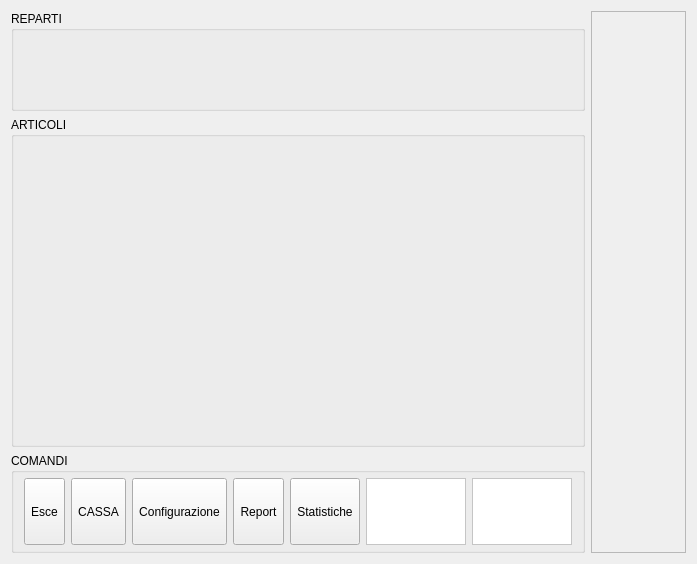
First picture: the form in src/mainwindow.ui, repository mtonin/gestcassa, before the edit.
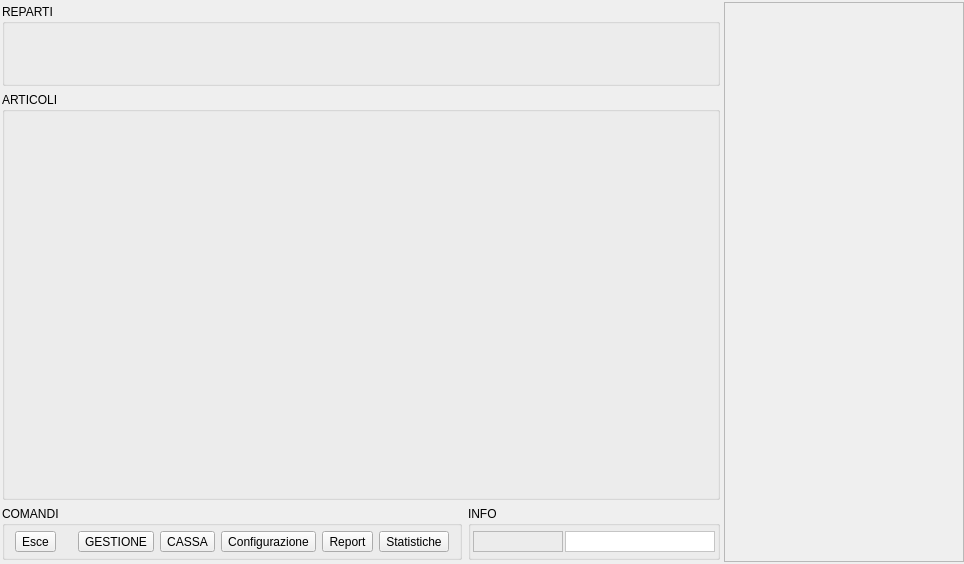
Second picture: the form after the edit. Icons and pictures are not drawn.

Commit message: - correzione size policy

What changed in the file:
```diff
--- a/src/mainwindow.ui
+++ b/src/mainwindow.ui
@@ -9,7 +9,7 @@
    <rect>
     <x>0</x>
     <y>0</y>
-    <width>697</width>
+    <width>964</width>
     <height>564</height>
    </rect>
   </property>
@@ -36,12 +36,27 @@
      <verstretch>0</verstretch>
     </sizepolicy>
    </property>
-   <layout class="QHBoxLayout" name="horizontalLayout_2">
+   <layout class="QHBoxLayout" name="horizontalLayout_2" stretch="3,1">
+    <property name="spacing">
+     <number>2</number>
+    </property>
+    <property name="leftMargin">
+     <number>0</number>
+    </property>
+    <property name="topMargin">
+     <number>2</number>
+    </property>
+    <property name="rightMargin">
+     <number>0</number>
+    </property>
+    <property name="bottomMargin">
+     <number>2</number>
+    </property>
     <item>
      <widget class="QFrame" name="workAreaFrame">
       <property name="sizePolicy">
        <sizepolicy hsizetype="Preferred" vsizetype="Preferred">
-        <horstretch>3</horstretch>
+        <horstretch>0</horstretch>
         <verstretch>0</verstretch>
        </sizepolicy>
       </property>
@@ -53,7 +68,7 @@
       </property>
       <layout class="QVBoxLayout" name="verticalLayout">
        <property name="margin">
-        <number>0</number>
+        <number>2</number>
        </property>
        <item>
         <widget class="QGroupBox" name="repartiGroupBox">
@@ -82,6 +97,12 @@
        </item>
        <item>
         <widget class="QGroupBox" name="groupBox_2">
+         <property name="sizePolicy">
+          <sizepolicy hsizetype="Preferred" vsizetype="Preferred">
+           <horstretch>0</horstretch>
+           <verstretch>5</verstretch>
+          </sizepolicy>
+         </property>
          <property name="styleSheet">
           <string notr="true"/>
          </property>
@@ -124,6 +145,8 @@
         </widget>
        </item>
        <item>
+        <layout class="QHBoxLayout" name="horizontalLayout_5" stretch="3,1">
+         <item>
         <widget class="QGroupBox" name="comandiBox">
          <property name="sizePolicy">
           <sizepolicy hsizetype="Preferred" vsizetype="Preferred">
@@ -140,7 +163,7 @@
          <property name="title">
           <string>COMANDI</string>
          </property>
-         <layout class="QGridLayout" name="gridLayout">
+           <layout class="QHBoxLayout" name="horizontalLayout">
           <property name="leftMargin">
            <number>10</number>
           </property>
@@ -153,7 +176,42 @@
           <property name="bottomMargin">
            <number>5</number>
           </property>
-          <item row="0" column="6">
+            <item>
+             <widget class="QToolButton" name="closeBtn">
+              <property name="sizePolicy">
+               <sizepolicy hsizetype="Expanding" vsizetype="Expanding">
+                <horstretch>0</horstretch>
+                <verstretch>0</verstretch>
+               </sizepolicy>
+              </property>
+              <property name="maximumSize">
+               <size>
+                <width>100</width>
+                <height>100</height>
+               </size>
+              </property>
+              <property name="text">
+               <string>Esce</string>
+              </property>
+              <property name="icon">
+               <iconset resource="risorse.qrc">
+                <normaloff>:/GestCassa/spegne</normaloff>:/GestCassa/spegne</iconset>
+              </property>
+              <property name="iconSize">
+               <size>
+                <width>48</width>
+                <height>48</height>
+               </size>
+              </property>
+              <property name="autoExclusive">
+               <bool>false</bool>
+              </property>
+              <property name="toolButtonStyle">
+               <enum>Qt::ToolButtonTextUnderIcon</enum>
+              </property>
+             </widget>
+            </item>
+            <item>
            <spacer name="horizontalSpacer">
             <property name="orientation">
              <enum>Qt::Horizontal</enum>
@@ -166,38 +224,77 @@
             </property>
            </spacer>
           </item>
-          <item row="0" column="8">
-           <widget class="QFrame" name="infoFrame">
+            <item>
+             <widget class="QToolButton" name="gestioneBtn">
+              <property name="enabled">
+               <bool>true</bool>
+              </property>
             <property name="sizePolicy">
-             <sizepolicy hsizetype="Preferred" vsizetype="Preferred">
+               <sizepolicy hsizetype="Expanding" vsizetype="Expanding">
               <horstretch>0</horstretch>
               <verstretch>0</verstretch>
              </sizepolicy>
             </property>
-            <property name="minimumSize">
+              <property name="maximumSize">
              <size>
               <width>100</width>
-              <height>0</height>
-             </size>
-            </property>
+                <height>100</height>
+               </size>
+              </property>
+              <property name="text">
+               <string>GESTIONE</string>
+              </property>
+              <property name="icon">
+               <iconset resource="risorse.qrc">
+                <normaloff>:/GestCassa/gestione</normaloff>:/GestCassa/gestione</iconset>
+              </property>
+              <property name="iconSize">
+               <size>
+                <width>48</width>
+                <height>48</height>
+               </size>
+              </property>
+              <property name="toolButtonStyle">
+               <enum>Qt::ToolButtonTextUnderIcon</enum>
+              </property>
+             </widget>
+            </item>
+            <item>
+             <widget class="QToolButton" name="cassaBtn">
+              <property name="enabled">
+               <bool>true</bool>
+              </property>
+              <property name="sizePolicy">
+               <sizepolicy hsizetype="Expanding" vsizetype="Expanding">
+                <horstretch>0</horstretch>
+                <verstretch>0</verstretch>
+               </sizepolicy>
+              </property>
             <property name="maximumSize">
              <size>
-              <width>500</width>
-              <height>16777215</height>
-             </size>
-            </property>
-            <property name="styleSheet">
-             <string notr="true">background-color: rgb(255, 255, 255);</string>
-            </property>
-            <property name="frameShape">
-             <enum>QFrame::StyledPanel</enum>
-            </property>
-            <property name="frameShadow">
-             <enum>QFrame::Plain</enum>
-            </property>
-           </widget>
-          </item>
-          <item row="0" column="3">
+                <width>100</width>
+                <height>100</height>
+               </size>
+              </property>
+              <property name="text">
+               <string>CASSA</string>
+              </property>
+              <property name="icon">
+               <iconset resource="risorse.qrc">
+                <normaloff>:/GestCassa/cassa</normaloff>:/GestCassa/cassa</iconset>
+              </property>
+              <property name="iconSize">
+               <size>
+                <width>48</width>
+                <height>48</height>
+               </size>
+              </property>
+              <property name="toolButtonStyle">
+               <enum>Qt::ToolButtonTextUnderIcon</enum>
+              </property>
+             </widget>
+            </item>
+            <item>
            <widget class="QToolButton" name="configurazioneBtn">
             <property name="sizePolicy">
              <sizepolicy hsizetype="Expanding" vsizetype="Expanding">
@@ -232,118 +329,7 @@
             </property>
            </widget>
           </item>
-          <item row="0" column="7">
-           <widget class="QFrame" name="clockFrame">
-            <property name="sizePolicy">
-             <sizepolicy hsizetype="Preferred" vsizetype="Preferred">
-              <horstretch>0</horstretch>
-              <verstretch>0</verstretch>
-             </sizepolicy>
-            </property>
-            <property name="minimumSize">
-             <size>
-              <width>100</width>
-              <height>0</height>
-             </size>
-            </property>
-            <property name="maximumSize">
-             <size>
-              <width>500</width>
-              <height>16777215</height>
-             </size>
-            </property>
-            <property name="styleSheet">
-             <string notr="true">background-color: rgb(255, 255, 255);</string>
-            </property>
-            <property name="frameShape">
-             <enum>QFrame::StyledPanel</enum>
-            </property>
-            <property name="frameShadow">
-             <enum>QFrame::Plain</enum>
-            </property>
-           </widget>
-          </item>
-          <item row="0" column="1">
-           <spacer name="horizontalSpacer_2">
-            <property name="orientation">
-             <enum>Qt::Horizontal</enum>
-            </property>
-            <property name="sizeHint" stdset="0">
-             <size>
-              <width>40</width>
-              <height>20</height>
-             </size>
-            </property>
-           </spacer>
-          </item>
-          <item row="0" column="2">
-           <widget class="QToolButton" name="modalitaBtn">
-            <property name="sizePolicy">
-             <sizepolicy hsizetype="Expanding" vsizetype="Expanding">
-              <horstretch>0</horstretch>
-              <verstretch>0</verstretch>
-             </sizepolicy>
-            </property>
-            <property name="maximumSize">
-             <size>
-              <width>100</width>
-              <height>100</height>
-             </size>
-            </property>
-            <property name="text">
-             <string>CASSA</string>
-            </property>
-            <property name="icon">
-             <iconset resource="risorse.qrc">
-              <normaloff>:/GestCassa/cassa</normaloff>:/GestCassa/cassa</iconset>
-            </property>
-            <property name="iconSize">
-             <size>
-              <width>48</width>
-              <height>48</height>
-             </size>
-            </property>
-            <property name="toolButtonStyle">
-             <enum>Qt::ToolButtonTextUnderIcon</enum>
-            </property>
-           </widget>
-          </item>
-          <item row="0" column="0">
-           <widget class="QToolButton" name="closeBtn">
-            <property name="sizePolicy">
-             <sizepolicy hsizetype="Expanding" vsizetype="Expanding">
-              <horstretch>0</horstretch>
-              <verstretch>0</verstretch>
-             </sizepolicy>
-            </property>
-            <property name="maximumSize">
-             <size>
-              <width>100</width>
-              <height>100</height>
-             </size>
-            </property>
-            <property name="text">
-             <string>Esce</string>
-            </property>
-            <property name="icon">
-             <iconset resource="risorse.qrc">
-              <normaloff>:/GestCassa/spegne</normaloff>:/GestCassa/spegne</iconset>
-            </property>
-            <property name="iconSize">
-             <size>
-              <width>48</width>
-              <height>48</height>
-             </size>
-            </property>
-            <property name="autoExclusive">
-             <bool>false</bool>
-            </property>
-            <property name="toolButtonStyle">
-             <enum>Qt::ToolButtonTextUnderIcon</enum>
-            </property>
-           </widget>
-          </item>
-          <item row="0" column="4">
+            <item>
            <widget class="QToolButton" name="reportBtn">
             <property name="sizePolicy">
              <sizepolicy hsizetype="Expanding" vsizetype="Expanding">
@@ -378,7 +364,7 @@
             </property>
            </widget>
           </item>
-          <item row="0" column="5">
+            <item>
            <widget class="QToolButton" name="statsBtn">
             <property name="sizePolicy">
              <sizepolicy hsizetype="Expanding" vsizetype="Expanding">
@@ -416,14 +402,118 @@
          </layout>
         </widget>
        </item>
-      </layout>
-      <zorder>comandiBox</zorder>
-      <zorder>repartiGroupBox</zorder>
-      <zorder>groupBox_2</zorder>
-     </widget>
-    </item>
+         <item>
+          <widget class="QGroupBox" name="groupBox">
+           <property name="sizePolicy">
+            <sizepolicy hsizetype="Preferred" vsizetype="Preferred">
+             <horstretch>0</horstretch>
+             <verstretch>0</verstretch>
+            </sizepolicy>
+           </property>
+           <property name="title">
+            <string>INFO</string>
+           </property>
+           <layout class="QHBoxLayout" name="horizontalLayout_4">
+            <property name="spacing">
+             <number>2</number>
+            </property>
+            <property name="leftMargin">
+             <number>2</number>
+            </property>
+            <property name="topMargin">
+             <number>5</number>
+            </property>
+            <property name="rightMargin">
+             <number>2</number>
+            </property>
+            <property name="bottomMargin">
+             <number>5</number>
+            </property>
+            <item>
+             <widget class="QFrame" name="clockFrame">
+              <property name="sizePolicy">
+               <sizepolicy hsizetype="Fixed" vsizetype="Expanding">
+                <horstretch>0</horstretch>
+                <verstretch>0</verstretch>
+               </sizepolicy>
+              </property>
+              <property name="minimumSize">
+               <size>
+                <width>90</width>
+                <height>0</height>
+               </size>
+              </property>
+              <property name="maximumSize">
+               <size>
+                <width>500</width>
+                <height>16777215</height>
+               </size>
+              </property>
+              <property name="frameShape">
+               <enum>QFrame::StyledPanel</enum>
+              </property>
+              <property name="frameShadow">
+               <enum>QFrame::Plain</enum>
+              </property>
+             </widget>
+            </item>
+            <item>
+             <spacer name="horizontalSpacer_2">
+              <property name="orientation">
+               <enum>Qt::Horizontal</enum>
+              </property>
+              <property name="sizeHint" stdset="0">
+               <size>
+                <width>40</width>
+                <height>20</height>
+               </size>
+              </property>
+             </spacer>
+            </item>
+            <item>
+             <widget class="QFrame" name="infoFrame">
+              <property name="enabled">
+               <bool>false</bool>
+              </property>
+              <property name="sizePolicy">
+               <sizepolicy hsizetype="Fixed" vsizetype="Expanding">
+                <horstretch>0</horstretch>
+                <verstretch>0</verstretch>
+               </sizepolicy>
+              </property>
+              <property name="minimumSize">
+               <size>
+                <width>150</width>
+                <height>0</height>
+               </size>
+              </property>
+              <property name="maximumSize">
+               <size>
+                <width>150</width>
+                <height>16777215</height>
+               </size>
+              </property>
+              <property name="styleSheet">
+               <string notr="true">background-color: rgb(255, 255, 255);</string>
+              </property>
+              <property name="frameShape">
+               <enum>QFrame::StyledPanel</enum>
+              </property>
+              <property name="frameShadow">
+               <enum>QFrame::Plain</enum>
+              </property>
+             </widget>
+            </item>
+           </layout>
+          </widget>
+         </item>
+        </layout>
+       </item>
+      </layout>
+     </widget>
+    </item>
     <item>
-     <widget class="QFrame" name="latoFrame">
+     <widget class="QStackedWidget" name="latoStackedWidget">
       <property name="sizePolicy">
        <sizepolicy hsizetype="Preferred" vsizetype="Preferred">
         <horstretch>1</horstretch>
```
Lines whose indentation alone changed are shown as unchanged. The commit also changes 6 other files.
